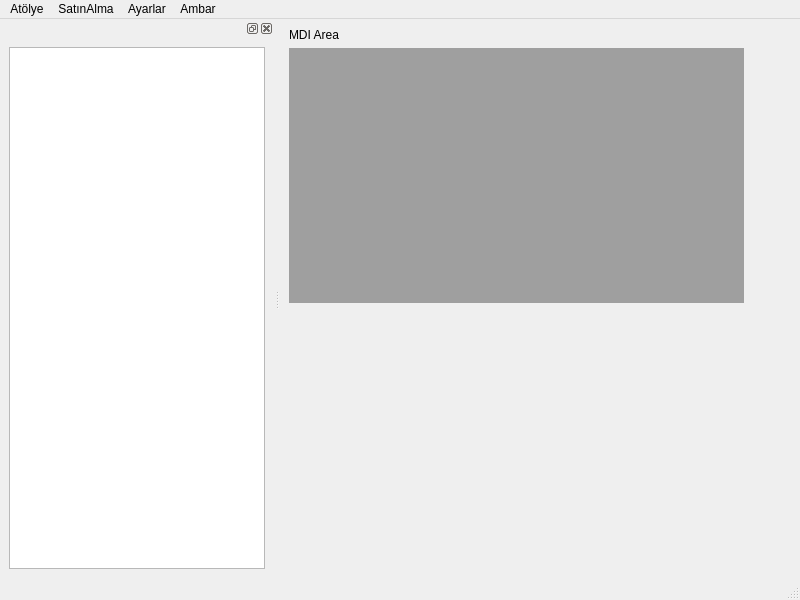
The window that aa/forms/mainForm.ui (roboturx/aa) describes before a commit, drawn with Qt 5.
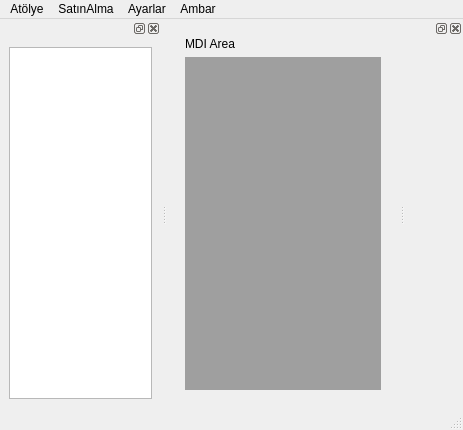
The same window after the commit.

What changed in the file:
```diff
--- a/aa/forms/mainForm.ui
+++ b/aa/forms/mainForm.ui
@@ -6,23 +6,17 @@
    <rect>
     <x>0</x>
     <y>0</y>
-    <width>800</width>
-    <height>600</height>
+    <width>463</width>
+    <height>430</height>
    </rect>
   </property>
   <property name="windowTitle">
    <string>MainWindow</string>
   </property>
   <widget class="QWidget" name="centralwidget">
+   <layout class="QGridLayout" name="gridLayout">
+    <item row="0" column="0">
    <widget class="QStackedWidget" name="stackedWidget">
-    <property name="geometry">
-     <rect>
-      <x>0</x>
-      <y>0</y>
-      <width>473</width>
-      <height>293</height>
-     </rect>
-    </property>
     <property name="currentIndex">
      <number>1</number>
     </property>
@@ -66,14 +60,16 @@
      </layout>
     </widget>
    </widget>
+    </item>
+   </layout>
   </widget>
   <widget class="QMenuBar" name="menubar">
    <property name="geometry">
     <rect>
      <x>0</x>
      <y>0</y>
-     <width>800</width>
-     <height>21</height>
+     <width>463</width>
+     <height>26</height>
     </rect>
    </property>
    <widget class="QMenu" name="menuAt_lye">
@@ -110,13 +106,19 @@
     <number>1</number>
    </attribute>
    <widget class="QWidget" name="dockWidgetContents">
-    <layout class="QGridLayout" name="gridLayout">
+    <layout class="QGridLayout" name="gridLayout_3">
      <item row="0" column="0">
       <widget class="QTreeView" name="treeView"/>
      </item>
     </layout>
    </widget>
   </widget>
+  <widget class="QDockWidget" name="dockWidget_2">
+   <attribute name="dockWidgetArea">
+    <number>2</number>
+   </attribute>
+   <widget class="QWidget" name="dockWidgetContents_4"/>
+  </widget>
   <action name="actionMakina">
    <property name="text">
     <string>Makina </string>
```
Lines whose indentation alone changed are shown as unchanged.
